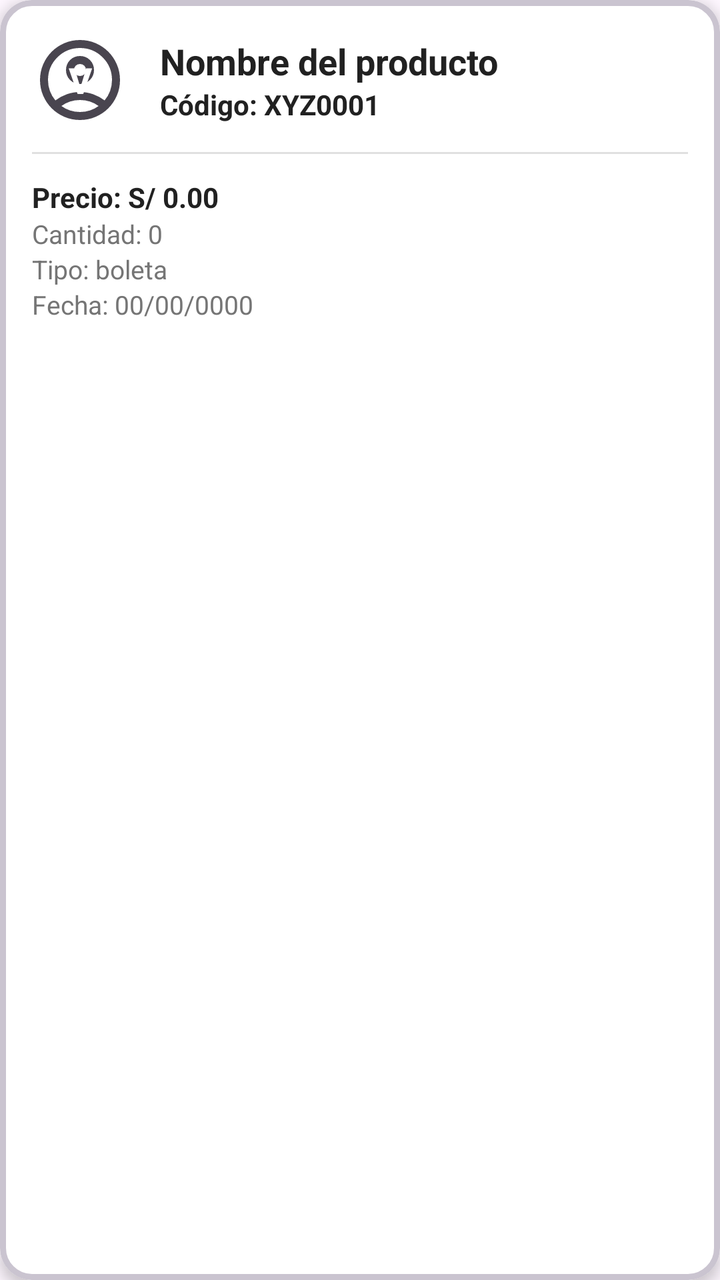
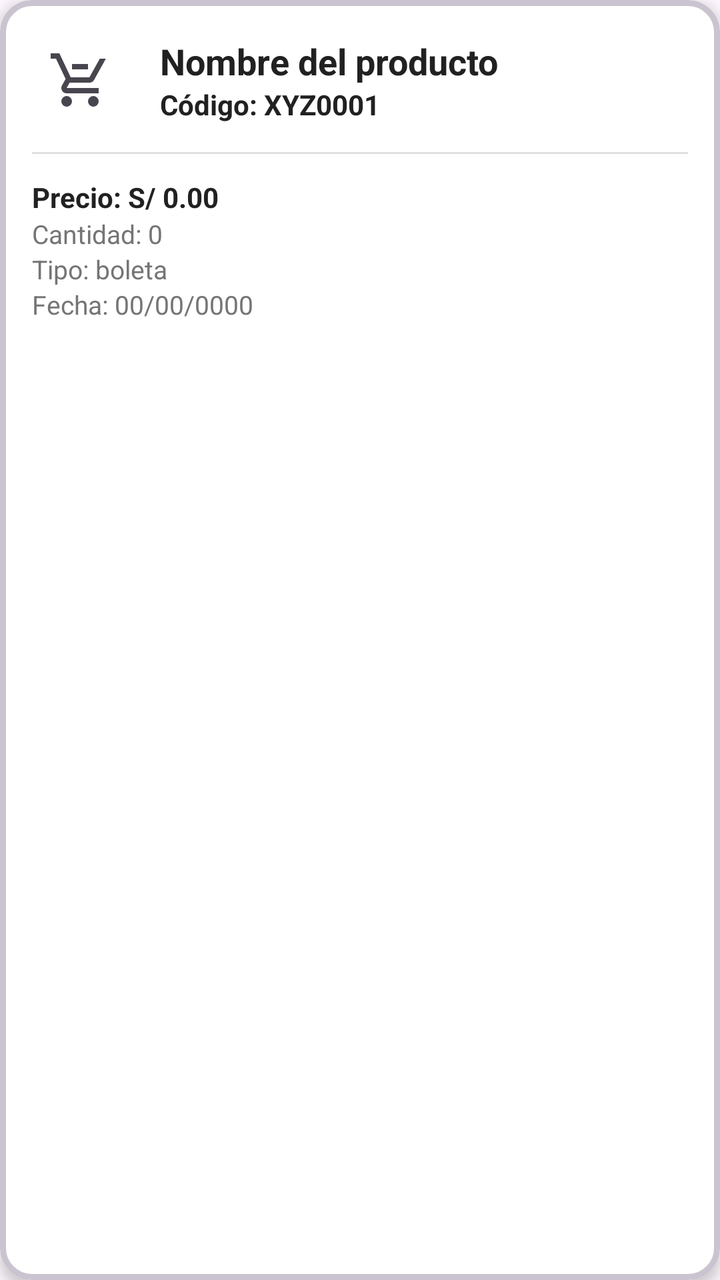

Before-and-after screenshots of an Android layout around one commit, followed by the original layout XML and the change that was made.
<!-- AndroidManifest.xml: application theme Theme.Venta -->
<!-- res/layout/item_venta.xml -->
<?xml version="1.0" encoding="utf-8"?>
<com.google.android.material.card.MaterialCardView
    xmlns:android="http://schemas.android.com/apk/res/android"
    xmlns:tools="http://schemas.android.com/tools"
    xmlns:app="http://schemas.android.com/apk/res-auto"
    android:id="@+id/cardVenta"
    android:layout_width="match_parent"
    android:layout_height="wrap_content"
    android:layout_marginStart="16dp"
    android:layout_marginEnd="16dp"
    android:layout_marginTop="8dp"
    app:cardCornerRadius="16dp"
    app:cardElevation="4dp"
    app:strokeWidth="3dp"
    app:cardBackgroundColor="@color/card_background">

    

    <LinearLayout
        android:layout_width="match_parent"
        android:layout_height="wrap_content"
        android:orientation="vertical"
        android:padding="16dp">

        <LinearLayout
            android:layout_width="match_parent"
            android:layout_height="wrap_content"
            android:orientation="horizontal"
            android:gravity="center_vertical">

            <FrameLayout
                android:layout_width="48dp"
                android:layout_height="48dp"
                android:background="@drawable/account_circle_24px"
                android:layout_marginEnd="16dp">

                <TextView
                    android:id="@+id/tvAvatar"
                    android:layout_width="match_parent"
                    android:layout_height="match_parent"
                    android:gravity="center"
                    android:text="V"
                    android:textColor="@color/white"
                    android:textSize="18sp"
                    android:textStyle="bold"/>

            </FrameLayout>

            <LinearLayout
                android:layout_width="0dp"
                android:layout_height="wrap_content"
                android:orientation="vertical"
                android:layout_weight="1">

                <TextView
                    android:id="@+id/tvNombre"
                    android:layout_width="match_parent"
                    android:layout_height="wrap_content"
                    android:text="Nombre del producto"
                    android:textColor="@color/text_primary"
                    android:textSize="18sp"
                    android:textStyle="bold"/>

                <TextView
                    android:id="@+id/tvCodigo"
                    android:layout_width="match_parent"
                    android:layout_height="wrap_content"
                    android:text="Código: XYZ0001"
                    android:textColor="@color/text_primary"
                    android:textSize="14sp"
                    android:textStyle="bold"/>

            </LinearLayout>

        </LinearLayout>

        <View
            android:layout_width="match_parent"
            android:layout_height="1dp"
            android:background="#E0E0E0"
            android:layout_marginTop="12dp"
            android:layout_marginBottom="12dp"/>

        <LinearLayout
            android:layout_width="match_parent"
            android:layout_height="wrap_content"
            android:orientation="vertical">

            <TextView
                android:id="@+id/tvPrecio"
                android:layout_width="match_parent"
                android:layout_height="wrap_content"
                android:text="Precio: S/ 0.00"
                android:textColor="@color/text_primary"
                android:textSize="14sp"
                android:textStyle="bold"/>

            <TextView
                android:id="@+id/tvCantidad"
                android:layout_width="match_parent"
                android:layout_height="wrap_content"
                android:text="Cantidad: 0"
                android:textColor="@color/text_secondary"
                android:textSize="13sp"/>

            <TextView
                android:id="@+id/tvTipo"
                android:layout_width="match_parent"
                android:layout_height="wrap_content"
                android:text="Tipo: boleta"
                android:textColor="@color/text_secondary"
                android:textSize="13sp"/>

            <TextView
                android:id="@+id/tvFecha"
                android:layout_width="match_parent"
                android:layout_height="wrap_content"
                android:text="Fecha: 00/00/0000"
                android:textColor="@color/text_secondary"
                android:textSize="13sp"
                tools:ignore="Suspicious0dp"/>

        </LinearLayout>

    </LinearLayout>

</com.google.android.material.card.MaterialCardView>
<!-- resources referenced by this layout -->
<resources>
  <color name="card_background">#FFFFFF</color>
  <color name="text_primary">#212121</color>
  <color name="text_secondary">#757575</color>
  <color name="white">#FFFFFF</color>
  <!-- drawable account_circle_24px (drawable) -->
  <vector xmlns:android="http://schemas.android.com/apk/res/android"
      android:width="24dp"
      android:height="24dp"
      android:viewportWidth="960"
      android:viewportHeight="960"
      android:tint="?attr/colorControlNormal">
    <path
        android:fillColor="@android:color/white"
        android:pathData="M234,684Q285,645 348,622.5Q411,600 480,600Q549,600 612,622.5Q675,645 726,684Q761,643 780.5,591Q800,539 800,480Q800,347 706.5,253.5Q613,160 480,160Q347,160 253.5,253.5Q160,347 160,480Q160,539 179.5,591Q199,643 234,684ZM380.5,479.5Q340,439 340,380Q340,321 380.5,280.5Q421,240 480,240Q539,240 579.5,280.5Q620,321 620,380Q620,439 579.5,479.5Q539,520 480,520Q421,520 380.5,479.5ZM480,880Q397,880 324,848.5Q251,817 197,763Q143,709 111.5,636Q80,563 80,480Q80,397 111.5,324Q143,251 197,197Q251,143 324,111.5Q397,80 480,80Q563,80 636,111.5Q709,143 763,197Q817,251 848.5,324Q880,397 880,480Q880,563 848.5,636Q817,709 763,763Q709,817 636,848.5Q563,880 480,880ZM580,784.5Q627,769 666,740Q627,711 580,695.5Q533,680 480,680Q427,680 380,695.5Q333,711 294,740Q333,769 380,784.5Q427,800 480,800Q533,800 580,784.5ZM523,423Q540,406 540,380Q540,354 523,337Q506,320 480,320Q454,320 437,337Q420,354 420,380Q420,406 437,423Q454,440 480,440Q506,440 523,423ZM480,380Q480,380 480,380Q480,380 480,380Q480,380 480,380Q480,380 480,380Q480,380 480,380Q480,380 480,380Q480,380 480,380Q480,380 480,380ZM480,740Q480,740 480,740Q480,740 480,740Q480,740 480,740Q480,740 480,740Q480,740 480,740Q480,740 480,740Q480,740 480,740Q480,740 480,740Z"/>
  </vector>
  <style name="Theme.Venta" parent="Base.Theme.Venta" />
  <style name="Base.Theme.Venta" parent="Theme.Material3.DayNight.NoActionBar">
          
          
      </style>
</resources>

<!-- the commit's change to res/layout/item_venta.xml (unified diff, before → after) -->
@@ -14,8 +14,6 @@
     app:strokeWidth="3dp"
     app:cardBackgroundColor="@color/card_background">
 
-    
-
     <LinearLayout
         android:layout_width="match_parent"
         android:layout_height="wrap_content"
@@ -28,23 +26,15 @@
             android:orientation="horizontal"
             android:gravity="center_vertical">
 
-            <FrameLayout
+            
+            <ImageView
+                android:id="@+id/tvAvatar"
                 android:layout_width="48dp"
                 android:layout_height="48dp"
-                android:background="@drawable/account_circle_24px"
-                android:layout_marginEnd="16dp">
-
-                <TextView
-                    android:id="@+id/tvAvatar"
-                    android:layout_width="match_parent"
-                    android:layout_height="match_parent"
-                    android:gravity="center"
-                    android:text="V"
-                    android:textColor="@color/white"
-                    android:textSize="18sp"
-                    android:textStyle="bold"/>
-
-            </FrameLayout>
+                android:layout_marginEnd="16dp"
+                android:padding="8dp"
+                android:src="@drawable/remove_shopping_cart_24px"
+                android:contentDescription="Icono producto" />
 
             <LinearLayout
                 android:layout_width="0dp"
<!-- resource entries referenced after the edit -->
@@ -3,8 +3,7 @@
   <color name="card_background">#FFFFFF</color>
   <color name="text_primary">#212121</color>
   <color name="text_secondary">#757575</color>
-  <color name="white">#FFFFFF</color>
-  <!-- drawable account_circle_24px (drawable) -->
+  <!-- drawable remove_shopping_cart_24px (drawable) -->
   <vector xmlns:android="http://schemas.android.com/apk/res/android"
       android:width="24dp"
       android:height="24dp"
@@ -13,7 +12,7 @@
       android:tint="?attr/colorControlNormal">
     <path
         android:fillColor="@android:color/white"
-        android:pathData="M234,684Q285,645 348,622.5Q411,600 480,600Q549,600 612,622.5Q675,645 726,684Q761,643 780.5,591Q800,539 800,480Q800,347 706.5,253.5Q613,160 480,160Q347,160 253.5,253.5Q160,347 160,480Q160,539 179.5,591Q199,643 234,684ZM380.5,479.5Q340,439 340,380Q340,321 380.5,280.5Q421,240 480,240Q539,240 579.5,280.5Q620,321 620,380Q620,439 579.5,479.5Q539,520 480,520Q421,520 380.5,479.5ZM480,880Q397,880 324,848.5Q251,817 197,763Q143,709 111.5,636Q80,563 80,480Q80,397 111.5,324Q143,251 197,197Q251,143 324,111.5Q397,80 480,80Q563,80 636,111.5Q709,143 763,197Q817,251 848.5,324Q880,397 880,480Q880,563 848.5,636Q817,709 763,763Q709,817 636,848.5Q563,880 480,880ZM580,784.5Q627,769 666,740Q627,711 580,695.5Q533,680 480,680Q427,680 380,695.5Q333,711 294,740Q333,769 380,784.5Q427,800 480,800Q533,800 580,784.5ZM523,423Q540,406 540,380Q540,354 523,337Q506,320 480,320Q454,320 437,337Q420,354 420,380Q420,406 437,423Q454,440 480,440Q506,440 523,423ZM480,380Q480,380 480,380Q480,380 480,380Q480,380 480,380Q480,380 480,380Q480,380 480,380Q480,380 480,380Q480,380 480,380Q480,380 480,380ZM480,740Q480,740 480,740Q480,740 480,740Q480,740 480,740Q480,740 480,740Q480,740 480,740Q480,740 480,740Q480,740 480,740Q480,740 480,740Z"/>
+        android:pathData="M360,320L360,240L600,240L600,320L360,320ZM223.5,856.5Q200,833 200,800Q200,767 223.5,743.5Q247,720 280,720Q313,720 336.5,743.5Q360,767 360,800Q360,833 336.5,856.5Q313,880 280,880Q247,880 223.5,856.5ZM623.5,856.5Q600,833 600,800Q600,767 623.5,743.5Q647,720 680,720Q713,720 736.5,743.5Q760,767 760,800Q760,833 736.5,856.5Q713,880 680,880Q647,880 623.5,856.5ZM40,160L40,80L171,80L341,440L621,440Q621,440 621,440Q621,440 621,440L777,160L868,160L692,478Q681,498 662.5,509Q644,520 622,520L324,520L280,600Q280,600 280,600Q280,600 280,600L760,600L760,680L280,680Q235,680 211.5,641Q188,602 210,562L264,464L120,160L40,160Z"/>
   </vector>
   <style name="Theme.Venta" parent="Base.Theme.Venta" />
   <style name="Base.Theme.Venta" parent="Theme.Material3.DayNight.NoActionBar">
